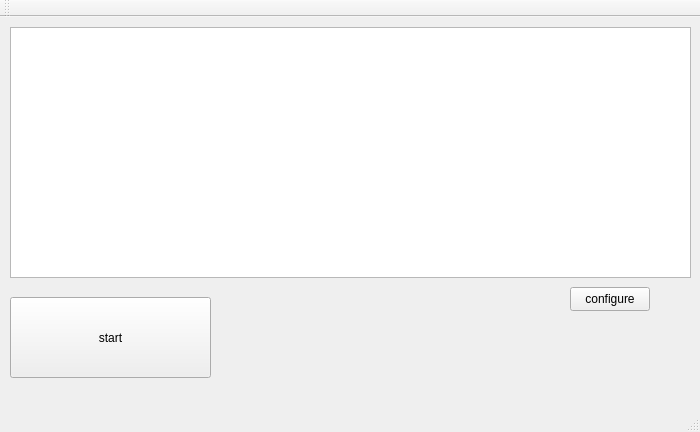
Old version of the form src/gui/mainwindow.ui in the repository Kaoplo/TwitchPyTTS.
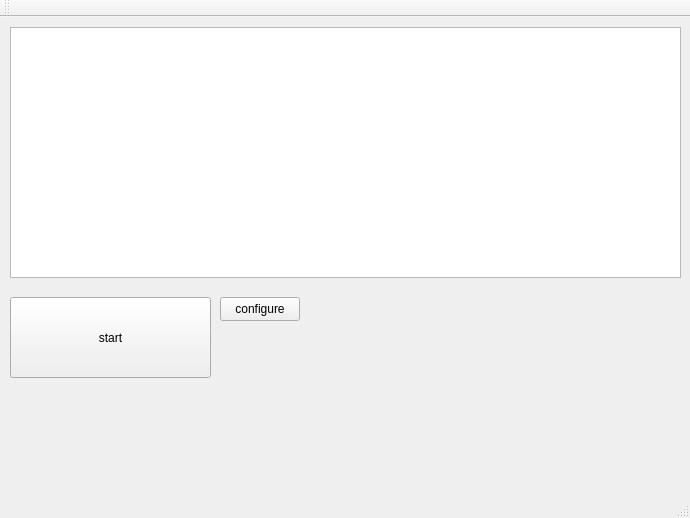
New version of the form.

Commit message: got a barebones gui, I need to figure out how to make this work with Asyncio

The edit to the form file:
```diff
--- a/src/gui/mainwindow.ui
+++ b/src/gui/mainwindow.ui
@@ -6,8 +6,8 @@
    <rect>
     <x>0</x>
     <y>0</y>
-    <width>700</width>
-    <height>432</height>
+    <width>690</width>
+    <height>518</height>
    </rect>
   </property>
   <property name="windowTitle">
@@ -27,21 +27,11 @@
      <string>start</string>
     </property>
    </widget>
-   <widget class="QListView" name="listView">
-    <property name="geometry">
-     <rect>
-      <x>10</x>
-      <y>10</y>
-      <width>681</width>
-      <height>251</height>
-     </rect>
-    </property>
-   </widget>
    <widget class="QPushButton" name="pushButton_2">
     <property name="geometry">
      <rect>
-      <x>570</x>
-      <y>270</y>
+      <x>220</x>
+      <y>280</y>
       <width>80</width>
       <height>24</height>
      </rect>
@@ -50,6 +40,16 @@
      <string>configure</string>
     </property>
    </widget>
+   <widget class="QListWidget" name="listWidget">
+    <property name="geometry">
+     <rect>
+      <x>10</x>
+      <y>10</y>
+      <width>671</width>
+      <height>251</height>
+     </rect>
+    </property>
+   </widget>
   </widget>
   <widget class="QMenuBar" name="menuBar">
    <property name="geometry">
```
Left out of the diff: 2 changed lines with no effect on the pictures. The commit also changes 4 other files.
